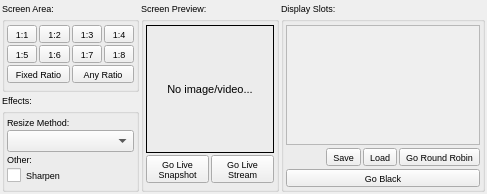
This is desktopgui/client.ui in mxklabs/mxklabs-matrix as Qt 5 draws it before an edit. The edited form follows.
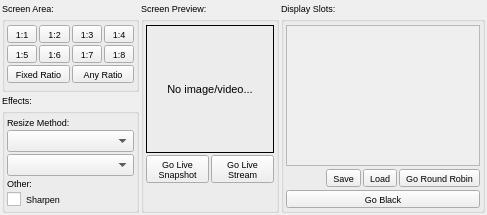
This is the edited form.

Commit message: Add resize combo to GUI for George

```diff
--- a/desktopgui/client.ui
+++ b/desktopgui/client.ui
@@ -10,7 +10,7 @@
     <x>0</x>
     <y>0</y>
     <width>487</width>
-    <height>194</height>
+    <height>215</height>
    </rect>
   </property>
   <property name="sizePolicy">
@@ -404,6 +404,9 @@
             </property>
            </widget>
           </item>
+          <item>
+           <widget class="QComboBox" name="combo_resize_method"/>
+          </item>
           <item>
            <widget class="QLabel" name="label_sharpen">
             <property name="font">
@@ -650,7 +653,7 @@
                <x>0</x>
                <y>0</y>
                <width>185</width>
-               <height>118</height>
+               <height>139</height>
               </rect>
              </property>
              <layout class="QVBoxLayout" name="verticalLayout_6">
```
